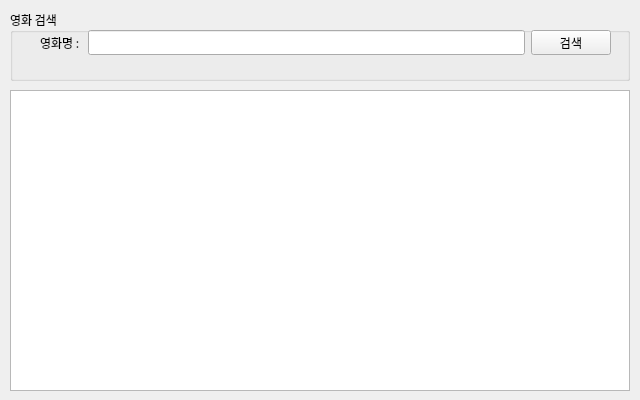
First picture: the form in part1/studyPyQt/naverApiMovie.ui, repository Tarel-Github/miniprojects, before the edit.
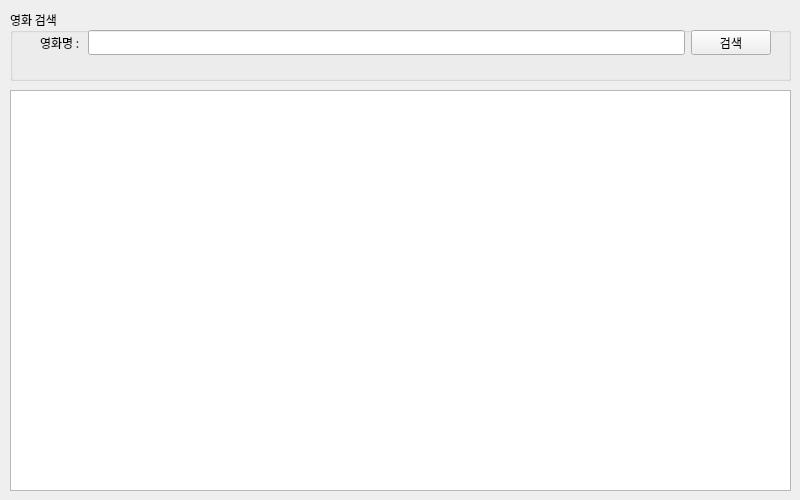
Second picture: the form after the edit.

What changed in the file:
```diff
--- a/part1/studyPyQt/naverApiMovie.ui
+++ b/part1/studyPyQt/naverApiMovie.ui
@@ -6,8 +6,8 @@
    <rect>
     <x>0</x>
     <y>0</y>
-    <width>640</width>
-    <height>400</height>
+    <width>800</width>
+    <height>500</height>
    </rect>
   </property>
   <property name="sizePolicy">
@@ -18,14 +18,14 @@
   </property>
   <property name="minimumSize">
    <size>
-    <width>640</width>
-    <height>400</height>
+    <width>800</width>
+    <height>500</height>
    </size>
   </property>
   <property name="maximumSize">
    <size>
-    <width>640</width>
-    <height>400</height>
+    <width>800</width>
+    <height>500</height>
    </size>
   </property>
   <property name="font">
@@ -41,7 +41,7 @@
     <rect>
      <x>10</x>
      <y>10</y>
-     <width>620</width>
+     <width>781</width>
      <height>71</height>
     </rect>
    </property>
@@ -56,7 +56,7 @@
         <rect>
          <x>30</x>
          <y>20</y>
-         <width>571</width>
+         <width>731</width>
          <height>25</height>
         </rect>
        </property>
@@ -89,8 +89,8 @@
     <rect>
      <x>10</x>
      <y>90</y>
-     <width>620</width>
-     <height>301</height>
+     <width>781</width>
+     <height>401</height>
     </rect>
    </property>
    <layout class="QVBoxLayout" name="resultLayout">
```
